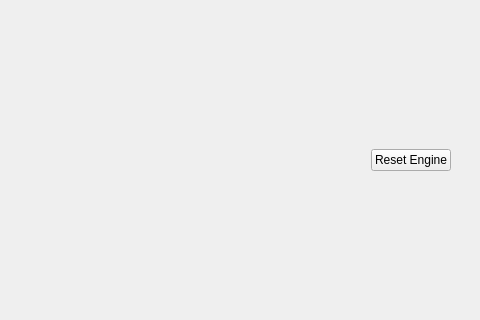
First picture: the form in geometrize/dialog/imagejobscriptingpanel.ui, repository Tw1ddle/geometrize, before the edit; both pictures show x 600 to 1080 and y 240 to 560 of the 1080 by 800 pixel window.
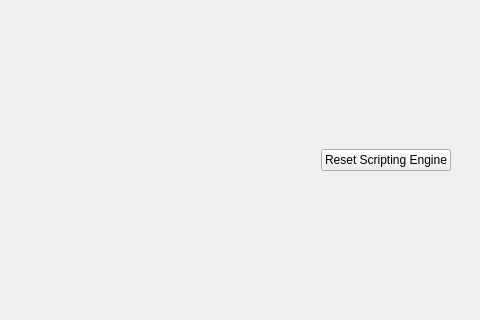
Second picture: the form after the edit.

What changed in the file:
```diff
--- a/geometrize/dialog/imagejobscriptingpanel.ui
+++ b/geometrize/dialog/imagejobscriptingpanel.ui
@@ -76,7 +76,7 @@
           <item>
            <widget class="QPushButton" name="resetScriptEngineButton">
             <property name="text">
-             <string>Reset Engine</string>
+             <string extracomment="Text on a button that resets the scripting system to default settings when pressed">Reset Scripting Engine</string>
             </property>
            </widget>
           </item>
```
Left out of the diff: 2 changed lines with no effect on the pictures.
